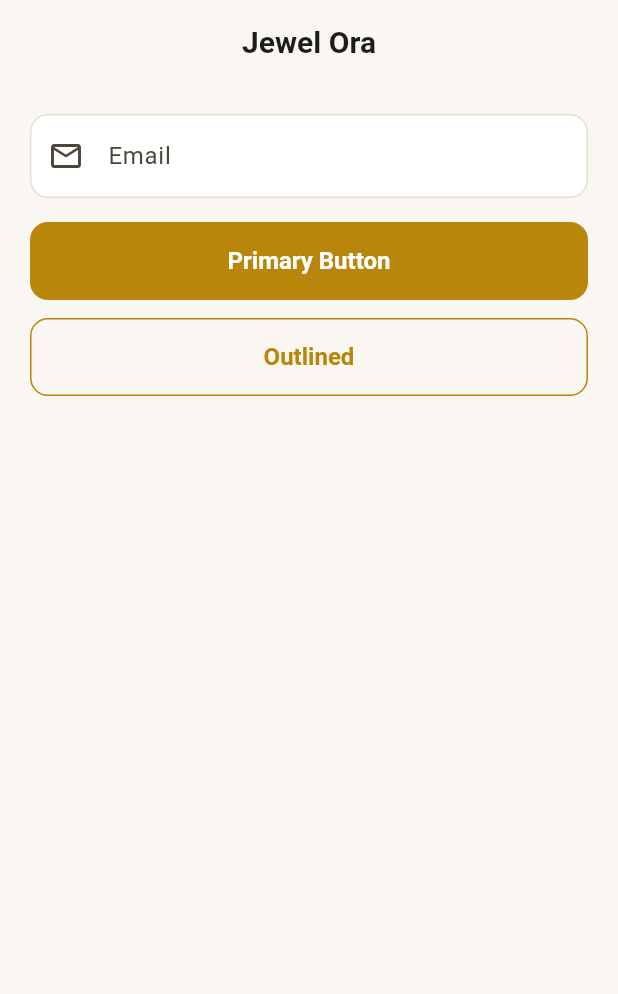
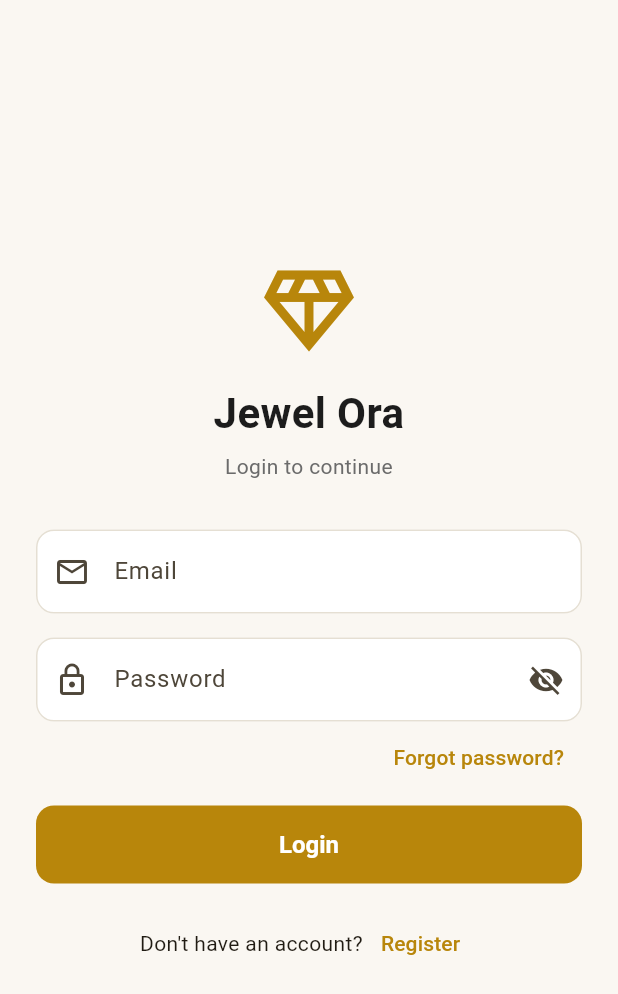
Before and after one commit to jaysoni193/JewelOra, a Flutter app: the screen it shows after launch, on a phone screen of 412 x 824 dp. Shown: the top 994 px of the screen. Run offline on Flutter 3.47's test engine with Material 3 defaults, Android fonts, the phone set to English and light mode, and no system bars; our stand-ins replace cloud_firestore, firebase_auth, firebase_core; accounts and stored records are empty.

Commit message:
Implement authentication flow with login, registration, and error handling

```diff
--- a/lib/core/errors/auth_exception.dart
+++ b/lib/core/errors/auth_exception.dart
@@ -0,0 +1,8 @@
+/// A friendly error message that is safe to show to the user.
+class AuthException implements Exception {
+  final String message;
+  const AuthException(this.message);
+
+  @override
+  String toString() => message;
+}
--- a/lib/main.dart
+++ b/lib/main.dart
@@ -1,9 +1,11 @@
+import 'package:firebase_core/firebase_core.dart';
 import 'package:flutter/material.dart';
-import 'package:firebase_core/firebase_core.dart';
 import 'package:jewel_ora/core/constants/app_strings.dart';
 import 'package:jewel_ora/core/theme/app_theme.dart';
-import 'package:jewel_ora/core/widgets/app_text_field.dart';
-import 'package:jewel_ora/core/widgets/primary_button.dart';
+import 'package:jewel_ora/providers/auth_provider.dart';
+import 'package:jewel_ora/screens/auth/auth_gate.dart';
+import 'package:jewel_ora/services/auth_service.dart';
+import 'package:provider/provider.dart';
 import 'firebase_options.dart';
 
 void main() async {
@@ -19,39 +21,16 @@ class MyApp extends StatelessWidget {
 
   @override
   Widget build(BuildContext context) {
-    return MaterialApp(
-      title: AppStrings.appName,
-      debugShowCheckedModeBanner: false,
-      theme: AppTheme.light,
-      home: const ThemePreviewScreen(),
-    );
-  }
-}
-
-// Temporary screen to preview the theme. We replace it in Step 3.
-class ThemePreviewScreen extends StatelessWidget {
-  const ThemePreviewScreen({super.key});
-
-  @override
-  Widget build(BuildContext context) {
-    final controller = TextEditingController();
-    return Scaffold(
-      appBar: AppBar(title: const Text(AppStrings.appName)),
-      body: Padding(
-        padding: const EdgeInsets.all(20),
-        child: Column(
-          children: [
-            AppTextField(
-              controller: controller,
-              label: 'Email',
-              prefixIcon: Icons.email_outlined,
-            ),
-            const SizedBox(height: 16),
-            PrimaryButton(text: 'Primary Button', onPressed: () {}),
-            const SizedBox(height: 12),
-            OutlinedButton(onPressed: () {}, child: const Text('Outlined')),
-          ],
-        ),
+    return MultiProvider(
+      providers: [
+        ChangeNotifierProvider(create: (_) => AuthProvider(AuthService())),
+        // More providers will be added in later steps
+      ],
+      child: MaterialApp(
+        title: AppStrings.appName,
+        debugShowCheckedModeBanner: false,
+        theme: AppTheme.light,
+        home: const AuthGate(),
       ),
     );
   }
--- a/lib/screens/auth/auth_gate.dart
+++ b/lib/screens/auth/auth_gate.dart
@@ -0,0 +1,56 @@
+import 'package:flutter/material.dart';
+import 'package:jewel_ora/core/constants/app_strings.dart';
+import 'package:jewel_ora/core/widgets/loading_view.dart';
+import 'package:jewel_ora/providers/auth_provider.dart';
+import 'package:jewel_ora/screens/auth/login_screen.dart';
+import 'package:provider/provider.dart';
+
+class AuthGate extends StatelessWidget {
+  const AuthGate({super.key});
+
+  @override
+  Widget build(BuildContext context) {
+    final auth = context.watch<AuthProvider>();
+
+    switch (auth.status) {
+      case AuthStatus.initial:
+        return const Scaffold(body: LoadingView());
+      case AuthStatus.unauthenticated:
+        return const LoginScreen();
+      case AuthStatus.authenticated:
+        return const _TempHomeScreen(); // replaced in Step 4
+    }
+  }
+}
+
+// Temporary screen to prove login works.
+class _TempHomeScreen extends StatelessWidget {
+  const _TempHomeScreen();
+
+  @override
+  Widget build(BuildContext context) {
+    final auth = context.watch<AuthProvider>();
+    final user = auth.user;
+
+    return Scaffold(
+      appBar: AppBar(title: const Text(AppStrings.appName)),
+      body: Center(
+        child: Column(
+          mainAxisSize: MainAxisSize.min,
+          children: [
+            Text('Hello, ${user?.name ?? ''}',
+                style: const TextStyle(fontSize: 20)),
+            const SizedBox(height: 8),
+            Text('Email: ${user?.email ?? ''}'),
+            Text('Role: ${user?.role ?? ''}'),
+            const SizedBox(height: 24),
+            ElevatedButton(
+              onPressed: () => context.read<AuthProvider>().logout(),
+              child: const Text(AppStrings.logout),
+            ),
+          ],
+        ),
+      ),
+    );
+  }
+}
--- a/lib/screens/auth/login_screen.dart
+++ b/lib/screens/auth/login_screen.dart
@@ -0,0 +1,154 @@
+import 'package:flutter/material.dart';
+import 'package:jewel_ora/core/constants/app_colors.dart';
+import 'package:jewel_ora/core/constants/app_strings.dart';
+import 'package:jewel_ora/core/utils/ui_helpers.dart';
+import 'package:jewel_ora/core/utils/validators.dart';
+import 'package:jewel_ora/core/widgets/app_text_field.dart';
+import 'package:jewel_ora/core/widgets/primary_button.dart';
+import 'package:jewel_ora/providers/auth_provider.dart';
+import 'package:jewel_ora/screens/auth/register_screen.dart';
+import 'package:provider/provider.dart';
+
+class LoginScreen extends StatefulWidget {
+  const LoginScreen({super.key});
+
+  @override
+  State<LoginScreen> createState() => _LoginScreenState();
+}
+
+class _LoginScreenState extends State<LoginScreen> {
+  final _formKey = GlobalKey<FormState>();
+  final _emailCtrl = TextEditingController();
+  final _passwordCtrl = TextEditingController();
+
+  @override
+  void dispose() {
+    _emailCtrl.dispose();
+    _passwordCtrl.dispose();
+    super.dispose();
+  }
+
+  Future<void> _submit() async {
+    FocusScope.of(context).unfocus();
+    if (!_formKey.currentState!.validate()) return;
+
+    final auth = context.read<AuthProvider>();
+    final ok = await auth.login(
+      email: _emailCtrl.text.trim(),
+      password: _passwordCtrl.text,
+    );
+
+    // On success, AuthGate switches the screen automatically.
+    if (!ok && mounted) {
+      showAppSnackBar(
+        context,
+        auth.errorMessage ?? AppStrings.somethingWentWrong,
+        isError: true,
+      );
+    }
+  }
+
+  Future<void> _forgotPassword() async {
+    if (Validators.email(_emailCtrl.text) != null) {
+      showAppSnackBar(context, 'Enter your email above first', isError: true);
+      return;
+    }
+    final auth = context.read<AuthProvider>();
+    final ok = await auth.sendPasswordReset(_emailCtrl.text.trim());
+    if (!mounted) return;
+    showAppSnackBar(
+      context,
+      ok
+          ? 'Password reset link sent to your email'
+          : (auth.errorMessage ?? AppStrings.somethingWentWrong),
+      isError: !ok,
+    );
+  }
+
+  @override
+  Widget build(BuildContext context) {
+    final isLoading = context.watch<AuthProvider>().isLoading;
+
+    return Scaffold(
+      body: SafeArea(
+        child: Center(
+          child: SingleChildScrollView(
+            padding: const EdgeInsets.all(24),
+            child: Form(
+              key: _formKey,
+              child: Column(
+                crossAxisAlignment: CrossAxisAlignment.stretch,
+                children: [
+                  const Icon(Icons.diamond_outlined,
+                      size: 72, color: AppColors.primary),
+                  const SizedBox(height: 12),
+                  const Text(
+                    AppStrings.appName,
+                    textAlign: TextAlign.center,
+                    style: TextStyle(
+                      fontSize: 28,
+                      fontWeight: FontWeight.w700,
+                      color: AppColors.textDark,
+                    ),
+                  ),
+                  const SizedBox(height: 6),
+                  const Text(
+                    'Login to continue',
+                    textAlign: TextAlign.center,
+                    style: TextStyle(color: AppColors.textGrey),
+                  ),
+                  const SizedBox(height: 32),
+                  AppTextField(
+                    controller: _emailCtrl,
+                    label: 'Email',
+                    prefixIcon: Icons.email_outlined,
+                    keyboardType: TextInputType.emailAddress,
+                    validator: Validators.email,
+                  ),
+                  const SizedBox(height: 16),
+                  AppTextField(
+                    controller: _passwordCtrl,
+                    label: 'Password',
+                    prefixIcon: Icons.lock_outline,
+                    isPassword: true,
+                    validator: Validators.password,
+                  ),
+                  Align(
+                    alignment: Alignment.centerRight,
+                    child: TextButton(
+                      onPressed: isLoading ? null : _forgotPassword,
+                      child: const Text('Forgot password?'),
+                    ),
+                  ),
+                  const SizedBox(height: 8),
+                  PrimaryButton(
+                    text: AppStrings.login,
+                    isLoading: isLoading,
+                    onPressed: _submit,
+                  ),
+                  const SizedBox(height: 16),
+                  Row(
+                    mainAxisAlignment: MainAxisAlignment.center,
+                    children: [
+                      const Text("Don't have an account?"),
+                      TextButton(
+                        onPressed: isLoading
+                            ? null
+                            : () => Navigator.of(context).push(
+                          MaterialPageRoute(
+                            builder: (_) => const RegisterScreen(),
+                          ),
+                        ),
+                        child: const Text(AppStrings.register),
+                      ),
+                    ],
+                  ),
+                ],
+              ),
+            ),
+          ),
+        ),
+      ),
+    );
+  }
+}
```
Also changed, not shown: lib/core/utils/ui_helpers.dart (+17 -0 lines), lib/core/utils/validators.dart (+44 -0 lines), lib/providers/auth_provider.dart (+126 -0 lines), lib/screens/auth/register_screen.dart (+126 -0 lines), lib/services/auth_service.dart (+126 -0 lines).
